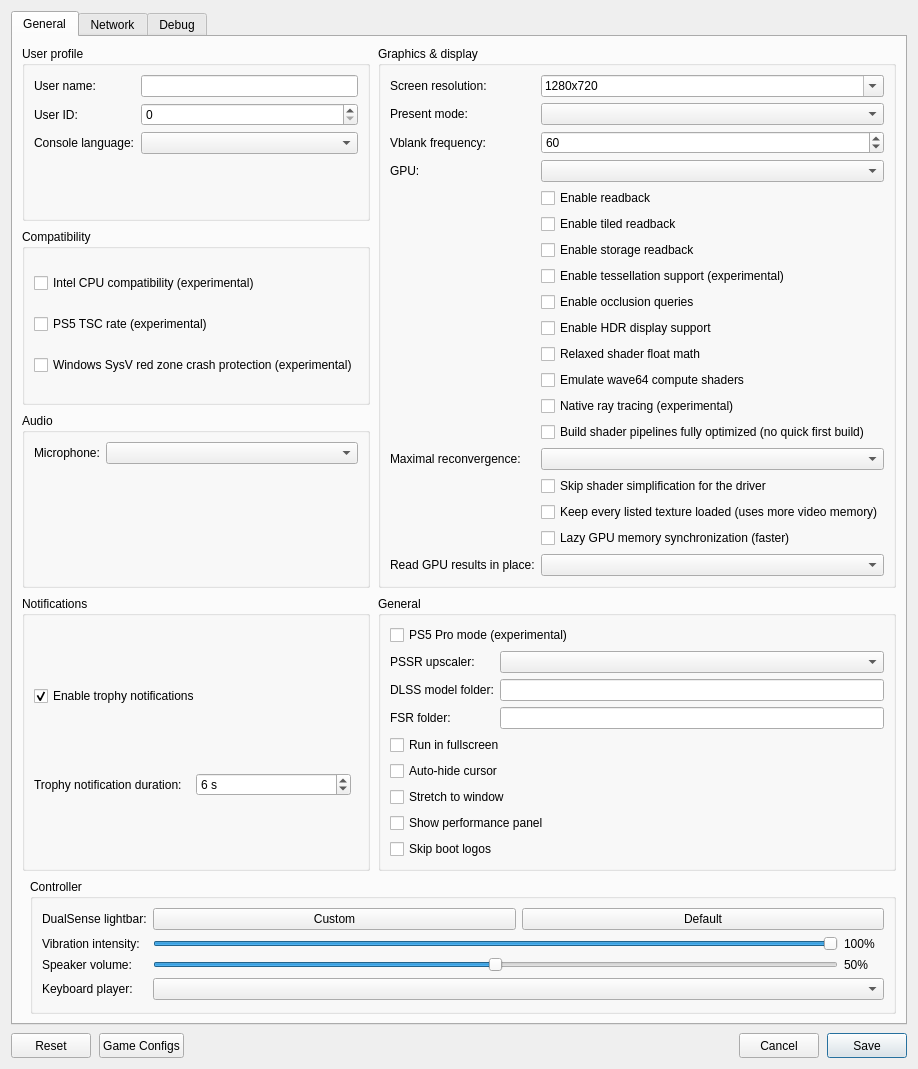
The window that src/launcher/forms/configuration_edit_dialog.ui (CarRamRod-963/KytyPS5) describes before a commit, drawn with Qt 5.
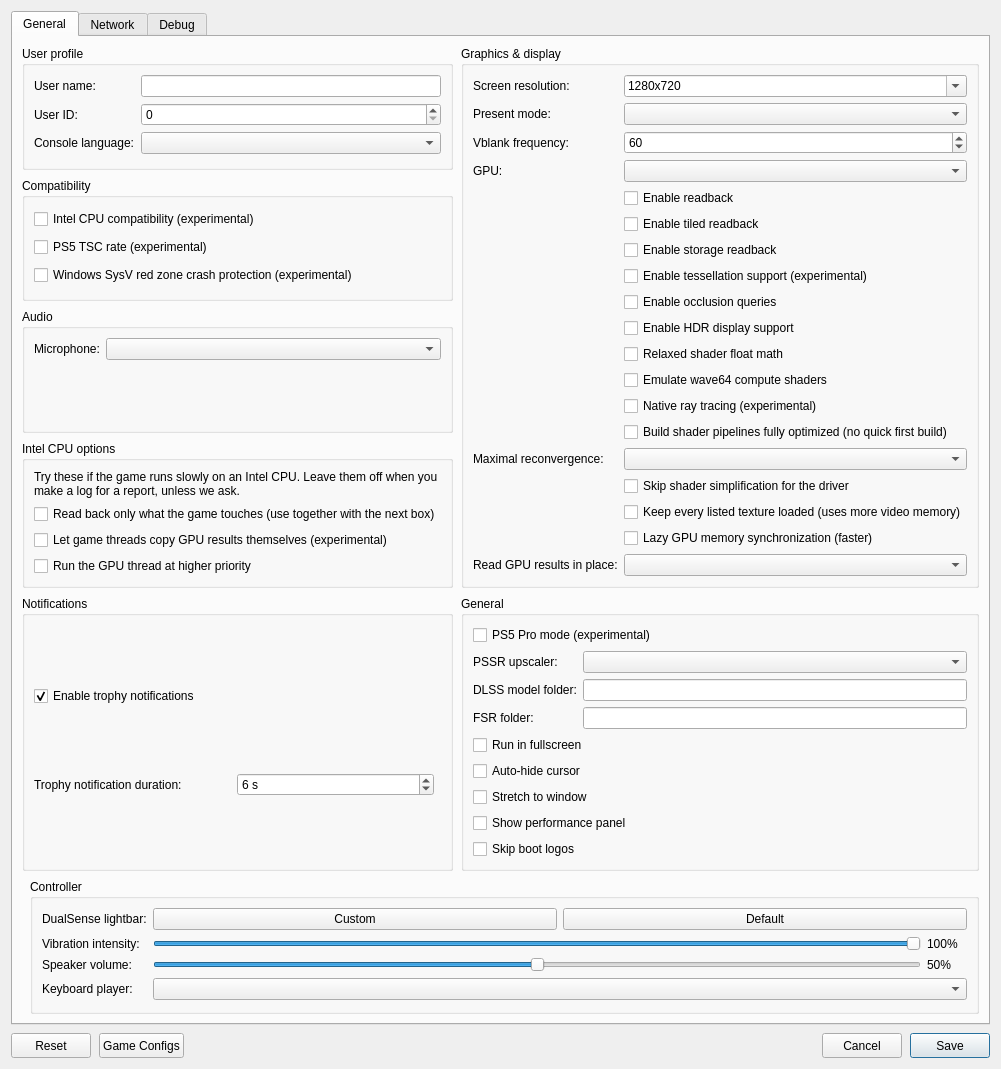
The same window after the commit. Custom widgets are drawn as their Qt base class.

Commit message: launcher: add the Intel CPU options group

Diff of the .ui file:
```diff
--- a/src/launcher/forms/configuration_edit_dialog.ui
+++ b/src/launcher/forms/configuration_edit_dialog.ui
@@ -99,7 +99,38 @@
            </layout>
           </widget>
          </item>
-         <item row="0" column="1" rowspan="3">
+         <item row="3" column="0">
+          <widget class="QGroupBox" name="intel_cpu_group">
+           <property name="title"><string>Intel CPU options</string></property>
+           <layout class="QVBoxLayout" name="intelCpuLayout">
+            <item>
+             <widget class="QLabel" name="label_intel_cpu_hint">
+              <property name="text"><string>Try these if the game runs slowly on an Intel CPU. Leave them off when you make a log for a report, unless we ask.</string></property>
+              <property name="wordWrap"><bool>true</bool></property>
+             </widget>
+            </item>
+            <item>
+             <widget class="QCheckBox" name="checkBox_narrow_readbacks">
+              <property name="toolTip"><string>Read back from the GPU only the memory pages the game asks for instead of a larger block around them. Fewer bytes, but many more small reads, which is slower on its own on some PCs; use it together with the next box.</string></property>
+              <property name="text"><string>Read back only what the game touches (use together with the next box)</string></property>
+             </widget>
+            </item>
+            <item>
+             <widget class="QCheckBox" name="checkBox_guest_thread_readbacks">
+              <property name="toolTip"><string>Let a game thread that waits for GPU results copy them itself, which takes this work off the emulator's graphics thread. Experimental: one startup crash in testing is not explained yet.</string></property>
+              <property name="text"><string>Let game threads copy GPU results themselves (experimental)</string></property>
+             </widget>
+            </item>
+            <item>
+             <widget class="QCheckBox" name="checkBox_gpu_thread_priority">
+              <property name="toolTip"><string>Run the emulator's graphics thread above normal priority. Helps on CPUs with slow and fast cores, where Windows may move it to a slow core.</string></property>
+              <property name="text"><string>Run the GPU thread at higher priority</string></property>
+             </widget>
+            </item>
+           </layout>
+          </widget>
+         </item>
+         <item row="0" column="1" rowspan="4">
           <widget class="QGroupBox" name="graphics_group">
            <property name="title">
             <string>Graphics &amp;&amp; display</string>
@@ -262,7 +293,7 @@
            </layout>
           </widget>
          </item>
-         <item row="3" column="0">
+         <item row="4" column="0">
           <widget class="QGroupBox" name="notifications_group">
            <property name="title"><string>Notifications</string></property>
            <layout class="QVBoxLayout" name="notificationsLayout">
@@ -300,7 +331,7 @@
            </layout>
           </widget>
          </item>
-         <item row="3" column="1">
+         <item row="4" column="1">
           <widget class="QGroupBox" name="general_group">
            <property name="title"><string>General</string></property>
            <layout class="QVBoxLayout" name="generalLayout">
```
The commit also changes 4 other files.
